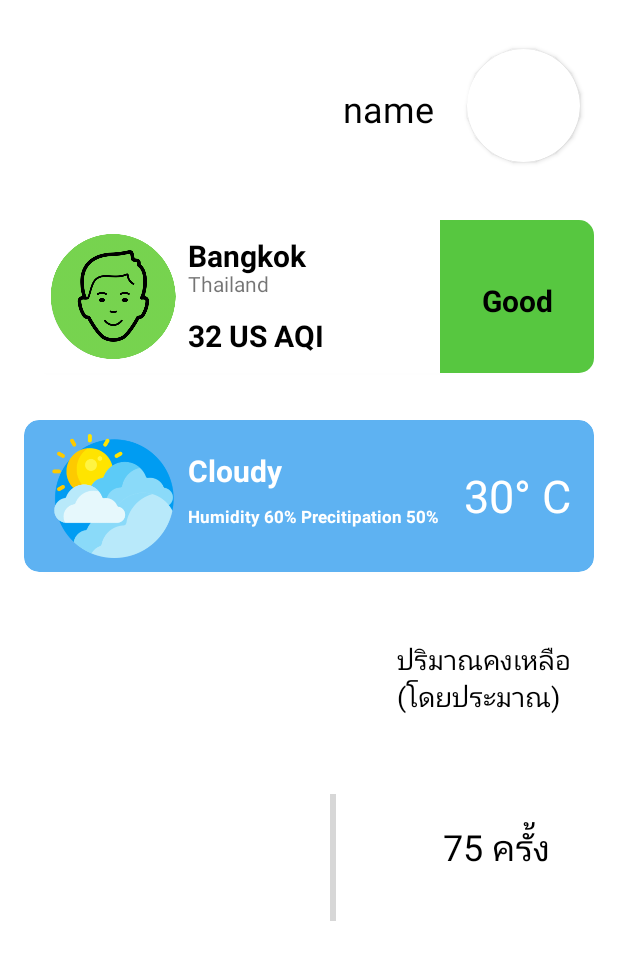
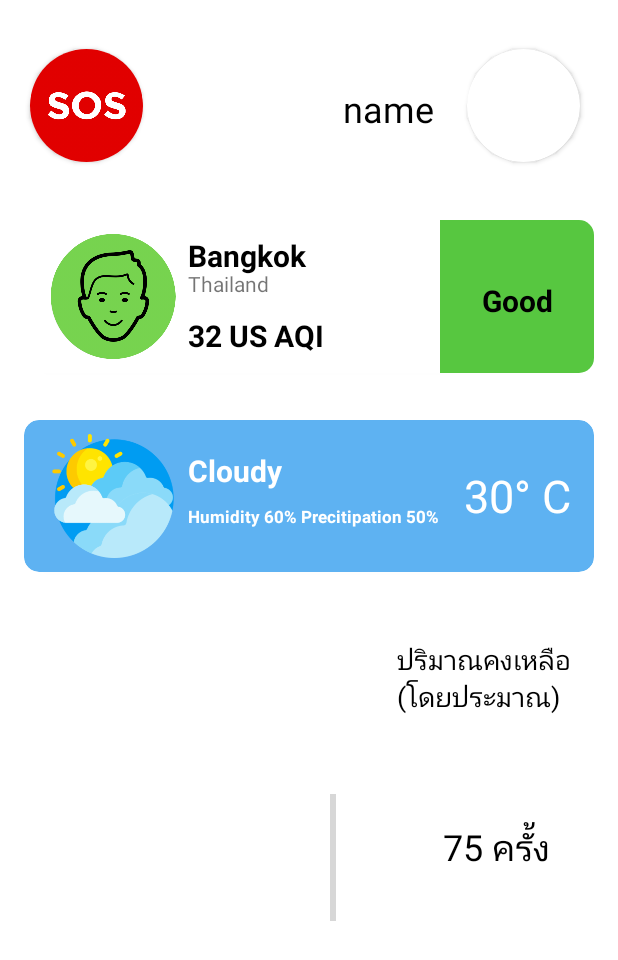
Before and after one commit to supanut-kon/AsthmaPrototype, an Android app: the layout dashboard_fragment.xml on its own in the app's theme, with its tools: preview values and no code run, on a phone screen of 412 x 824 dp. Shown: the top 960 px of the screen. Run offline under Robolectric (Android 15) with nearby library versions, the phone set to English and light mode, and no system bars.

Commit message:
04032021-changes

```diff
--- a/app/src/main/java/cnmi/it/asthmaprototype/Dashboard.java
+++ b/app/src/main/java/cnmi/it/asthmaprototype/Dashboard.java
@@ -33,6 +33,7 @@ public class Dashboard extends AppCompatActivity {
     ImageView profilepic;
     ImageView dashboardPic;
     ProgressBar progressBar;
+    ImageView SOS;
     TextView name;
     Uri gPhoto;
 
@@ -59,6 +60,9 @@ public class Dashboard extends AppCompatActivity {
         name.setText(nname);
         dashboardPic = findViewById(R.id.dashboardimage);
         progressBar = findViewById(R.id.dashboardProgressBar);
+        SOS = findViewById(R.id.sosbtn);
+        SOS.setImageResource(R.drawable.sos);
+        SOS.setOnClickListener(v -> finish());
 
         progressBar.setScaleX(3f);
         progressBar.setScaleY(3f);
--- a/app/src/main/java/cnmi/it/asthmaprototype/MainActivity.java
+++ b/app/src/main/java/cnmi/it/asthmaprototype/MainActivity.java
@@ -21,13 +21,13 @@ public class MainActivity extends AppCompatActivity {
     @Override
     protected void onCreate(Bundle savedInstanceState) {
         super.onCreate(savedInstanceState);
-        setContentView(R.layout.activity_main);
+        setContentView(R.layout.dashboard_activity);
 //        Toolbar toolbar = findViewById(R.id.toolbar);
 //        setSupportActionBar(toolbar);
-//        if(savedInstanceState == null){
-//            getSupportFragmentManager().beginTransaction().setReorderingAllowed(true).add(R.id.fragcontainer, Dashboard.class, null).commit();
-//        }
-        bottomNavigationView = findViewById(R.id.btnnvg);
+        if(savedInstanceState == null){
+            getSupportFragmentManager().beginTransaction().setReorderingAllowed(true).add(R.id.fragcontainer, Dashboard.class, null).commit();
+        }
+
         AppBarConfiguration appBarConfiguration = new AppBarConfiguration.Builder(R.id.home, R.id.add).build();
 
     }
--- a/app/src/main/res/layout/dashboard_fragment.xml
+++ b/app/src/main/res/layout/dashboard_fragment.xml
@@ -271,7 +271,8 @@
             android:id="@+id/dbprofilepic"
             android:layout_width="wrap_content"
             android:layout_height="wrap_content"
-            tools:srcCompat="@tools:sample/avatars" />
+            tools:srcCompat="@tools:sample/avatars"
+            android:contentDescription="Profile picture" />
     </androidx.cardview.widget.CardView>
 
     <TextView
@@ -288,4 +289,25 @@
         app:layout_constraintTop_toTopOf="parent"
         app:layout_constraintVertical_bias="0.071" />
 
+    <androidx.cardview.widget.CardView
+        android:id="@+id/cardviewSos"
+        android:layout_width="75dp"
+        android:layout_height="75dp"
+        app:cardCornerRadius="100dp"
+        app:layout_constraintBottom_toBottomOf="parent"
+        app:layout_constraintEnd_toEndOf="parent"
+        app:layout_constraintHorizontal_bias="0.06"
+        app:layout_constraintStart_toStartOf="parent"
+        app:layout_constraintTop_toTopOf="parent"
+        app:layout_constraintVertical_bias="0.044" >
+
+        <ImageView
+            android:id="@+id/sosbtn"
+            android:layout_width="wrap_content"
+            android:layout_height="wrap_content"
+            tools:srcCompat="@tools:sample/avatars"
+            android:contentDescription="SOS"
+            android:src="@drawable/sos"/>
+    </androidx.cardview.widget.CardView>
+
 </androidx.constraintlayout.widget.ConstraintLayout>
```
Also changed, not shown: app/src/main/java/cnmi/it/asthmaprototype/flowFragment.java (+0 -13 lines), app/src/main/res/drawable/sos.png (added).
